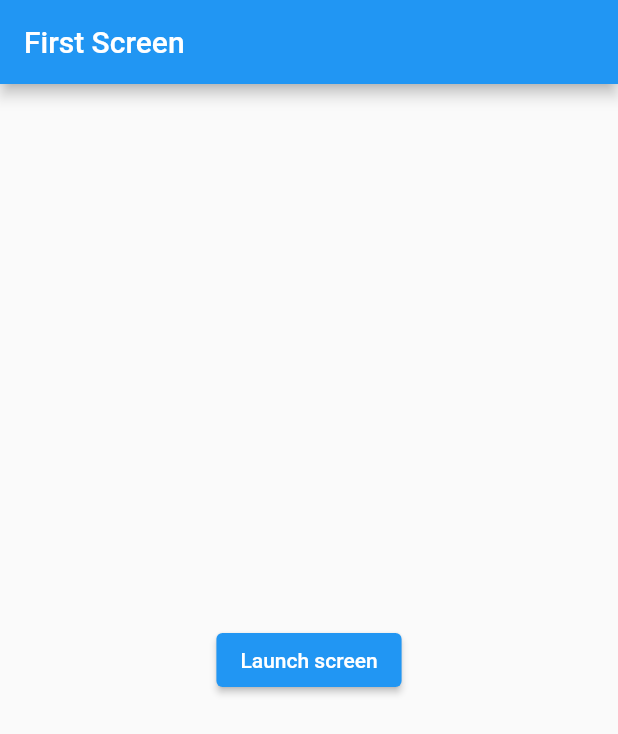
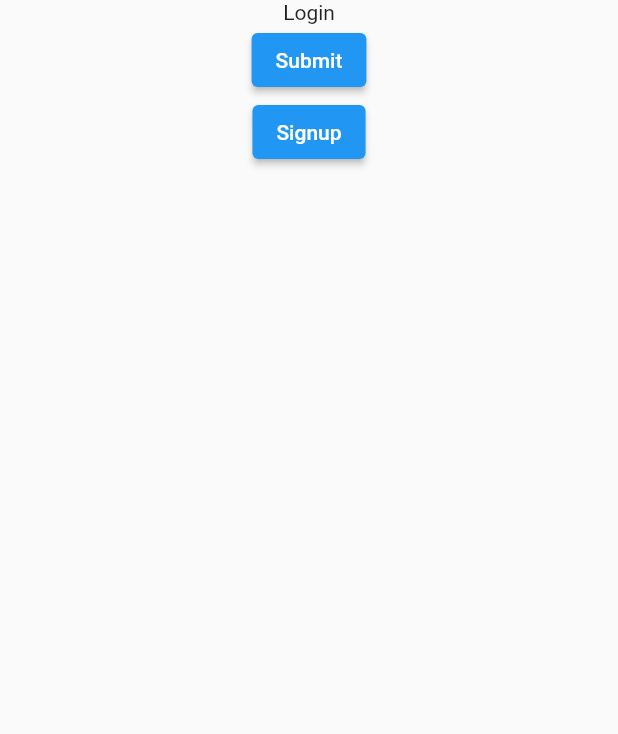
Before and after one commit to Will-A999/VGL-front-end, a Flutter app: the screen it shows after launch, on a phone screen of 412 x 824 dp. Shown: the top 734 px of the screen. Run offline on Flutter 3.47's test engine with Material 2 defaults, Android fonts, the phone set to English and light mode, and no system bars; our stand-ins replace flutter_snake_navigationbar.

```diff
--- /dev/null
+++ b/the_video_game_library/lib/components/login.dart
@@ -0,0 +1,31 @@
+import 'package:flutter/material.dart';
+
+class Login extends StatelessWidget {
+  @override
+  Widget build(BuildContext context) {
+    return Scaffold(
+      body: SafeArea(
+          top: true,
+          child: Center(
+            child: Column(
+              children: [
+                Text('Login'),
+                ElevatedButton(
+                  child: Text('Submit'),
+                  onPressed: () {
+                    Navigator.pushNamed(context, '/app');
+                  },
+                ),
+                ElevatedButton(
+                  child: Text('Signup'),
+                  onPressed: () {
+                    Navigator.pushNamed(context, '/signup');
+                  },
+                )
+              ],
+            ),
+          )
+      ),
+    );
+  }
+}
--- a/the_video_game_library/lib/main.dart
+++ b/the_video_game_library/lib/main.dart
@@ -1,4 +1,7 @@
 import 'package:flutter/material.dart';
+import 'components/login.dart';
+import 'components/signup.dart';
+import 'components/app-container.dart';
 
 void main() {
   runApp(MyApp());
@@ -10,47 +13,10 @@ class MyApp extends StatelessWidget {
     return MaterialApp(
       initialRoute: '/',
       routes: {
-        '/': (context) => FirstScreen(),
-        '/second': (context) => SecondScreen(),
+        '/': (context) => Login(),
+        '/signup': (context) => Signup(),
+        '/app': (context) => AppContainer()
       },
     );
   }
 }
-
-class FirstScreen extends StatelessWidget {
-  @override
-  Widget build(BuildContext context) {
-    return Scaffold(
-      appBar: AppBar(
-        title: Text('First Screen'),
-      ),
-      body: Center(
-        child: ElevatedButton(
-          child: Text('Launch screen'),
-          onPressed: () {
-            Navigator.pushNamed(context, '/second');
-          },
-        ),
-      ),
-    );
-  }
-}
-
-class SecondScreen extends StatelessWidget {
-  @override
-  Widget build(BuildContext context) {
-    return Scaffold(
-      appBar: AppBar(
-        title: Text("Second Screen"),
-      ),
-      body: Center(
-        child: ElevatedButton(
-          onPressed: () {
-            Navigator.pop(context);
-          },
-          child: Text('Go back!'),
-        ),
-      ),
-    );
-  }
-}
--- a/the_video_game_library/pubspec.yaml
+++ b/the_video_game_library/pubspec.yaml
@@ -23,6 +23,7 @@ environment:
 dependencies:
   flutter:
     sdk: flutter
+  flutter_snake_navigationbar: ^0.4.4
 
 
   # The following adds the Cupertino Icons font to your application.
```
Also changed, not shown: the_video_game_library/lib/components/app-container.dart (added, +68 -0 lines), the_video_game_library/lib/components/signup.dart (added, +31 -0 lines), the_video_game_library/lib/constants/color-constants.dart (added, +7 -0 lines), the_video_game_library/pubspec.lock.
